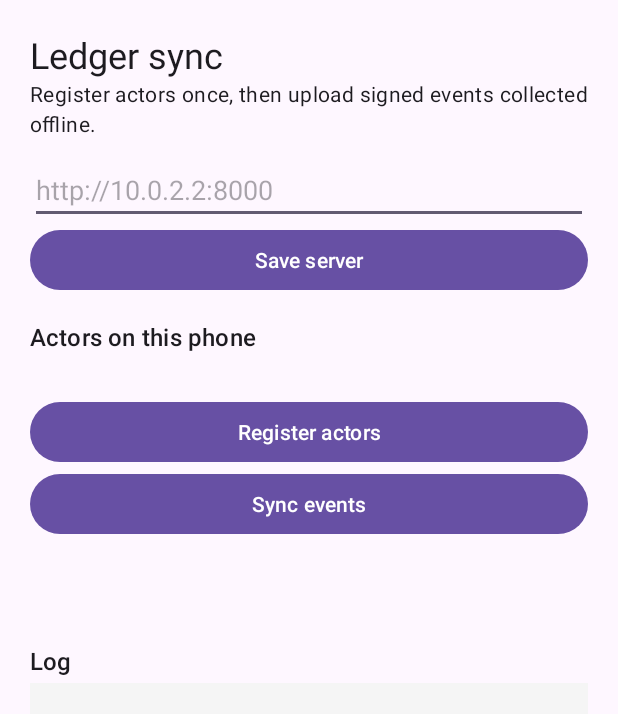
After one commit to charan-gn/agri-chain, an Android app: the layout activity_sync.xml on its own in the app's theme, with its tools: preview values and no code run, on a phone screen of 412 x 824 dp. The commit adds this screen. Shown: the top 714 px of the screen. Run offline under Robolectric (Android 15) with nearby library versions, the phone set to English and light mode, and no system bars; network calls fail.

Commit message:
feat(T11): SQLite outbox, chain-ordered sync and ledger sync screen

```diff
--- a/android/app/src/main/AndroidManifest.xml
+++ b/android/app/src/main/AndroidManifest.xml
@@ -74,6 +74,11 @@
             android:name=".prices.PricesActivity"
             android:exported="false"
             android:label="Mandi prices" />
+
+        <activity
+            android:name=".data.SyncActivity"
+            android:exported="false"
+            android:label="Ledger sync" />
     </application>
 
 </manifest>
--- a/android/app/src/main/java/com/agrichain/MainActivity.kt
+++ b/android/app/src/main/java/com/agrichain/MainActivity.kt
@@ -5,6 +5,7 @@ import android.os.Bundle
 import androidx.appcompat.app.AppCompatActivity
 import com.agrichain.databinding.ActivityMainBinding
 import com.agrichain.box.BoxActivity
+import com.agrichain.data.SyncActivity
 import com.agrichain.prices.PricesActivity
 import com.agrichain.ui.BuyerActivity
 import com.agrichain.ui.FarmerActivity
@@ -28,5 +29,8 @@ class MainActivity : AppCompatActivity() {
         binding.pricesButton.setOnClickListener {
             startActivity(Intent(this, PricesActivity::class.java))
         }
+        binding.syncButton.setOnClickListener {
+            startActivity(Intent(this, SyncActivity::class.java))
+        }
     }
 }
--- /dev/null
+++ b/android/app/src/main/res/layout/activity_sync.xml
@@ -0,0 +1,107 @@
+<?xml version="1.0" encoding="utf-8"?>
+<ScrollView xmlns:android="http://schemas.android.com/apk/res/android"
+    android:layout_width="match_parent"
+    android:layout_height="match_parent"
+    android:fillViewport="true">
+
+    <LinearLayout
+        android:layout_width="match_parent"
+        android:layout_height="wrap_content"
+        android:orientation="vertical"
+        android:padding="20dp">
+
+        <TextView
+            android:layout_width="wrap_content"
+            android:layout_height="wrap_content"
+            android:text="Ledger sync"
+            android:textAppearance="?attr/textAppearanceHeadlineSmall" />
+
+        <TextView
+            android:layout_width="match_parent"
+            android:layout_height="wrap_content"
+            android:text="Register actors once, then upload signed events collected offline."
+            android:textAppearance="?attr/textAppearanceBodyMedium" />
+
+        <EditText
+            android:id="@+id/ledgerUrlInput"
+            android:layout_width="match_parent"
+            android:layout_height="wrap_content"
+            android:layout_marginTop="12dp"
+            android:hint="http://10.0.2.2:8000"
+            android:inputType="textUri"
+            android:maxLines="1" />
+
+        <Button
+            android:id="@+id/saveUrlButton"
+            android:layout_width="match_parent"
+            android:layout_height="wrap_content"
+            android:text="Save server" />
+
+        <TextView
+            android:layout_width="wrap_content"
+            android:layout_height="wrap_content"
+            android:layout_marginTop="16dp"
+            android:text="Actors on this phone"
+            android:textAppearance="?attr/textAppearanceTitleMedium" />
+
+        <TextView
+            android:id="@+id/actors"
+            android:layout_width="match_parent"
+            android:layout_height="wrap_content"
+            android:layout_marginTop="4dp"
+            android:textIsSelectable="true"
+            android:textAppearance="?attr/textAppearanceBodySmall" />
+
+        <Button
+            android:id="@+id/registerButton"
+            android:layout_width="match_parent"
+            android:layout_height="wrap_content"
+            android:layout_marginTop="8dp"
+            android:text="Register actors" />
+
+        <Button
+            android:id="@+id/syncButton"
+            android:layout_width="match_parent"
+            android:layout_height="wrap_content"
+            android:text="Sync events" />
+
+        <TextView
+            android:id="@+id/pending"
+            android:layout_width="match_parent"
+            android:layout_height="wrap_content"
+            android:layout_marginTop="8dp"
+            android:textAppearance="?attr/textAppearanceBodyMedium" />
+
+        <TextView
+            android:id="@+id/status"
+            android:layout_width="match_parent"
+            android:layout_height="wrap_content"
+            android:layout_marginTop="4dp"
+            android:textStyle="bold"
+            android:textAppearance="?attr/textAppearanceBodyLarge" />
+
+        <TextView
+            android:layout_width="wrap_content"
+            android:layout_height="wrap_content"
+            android:layout_marginTop="16dp"
+            android:text="Log"
+            android:textAppearance="?attr/textAppearanceTitleMedium" />
+
+        <ScrollView
+            android:layout_width="match_parent"
+            android:layout_height="240dp"
+            android:layout_marginTop="4dp"
+            android:background="#F5F5F5"
+            android:padding="8dp">
+
+            <TextView
+                android:id="@+id/log"
+                android:layout_width="match_parent"
+                android:layout_height="wrap_content"
+                android:fontFamily="monospace"
+                android:textAppearance="?attr/textAppearanceBodySmall" />
+        </ScrollView>
+
+    </LinearLayout>
+
+</ScrollView>
```
Also changed, not shown: android/app/src/main/java/com/agrichain/data/LedgerApi.kt (added, +83 -0 lines), android/app/src/main/java/com/agrichain/data/LedgerSync.kt (added, +104 -0 lines), android/app/src/main/java/com/agrichain/data/SyncActivity.kt (added, +123 -0 lines), android/app/src/main/java/com/agrichain/data/SyncPlanner.kt (added, +43 -0 lines), android/app/src/main/java/com/agrichain/data/SyncStore.kt (added, +88 -0 lines), android/app/src/main/res/layout/activity_main.xml (+7 -0 lines), 2 other files.
